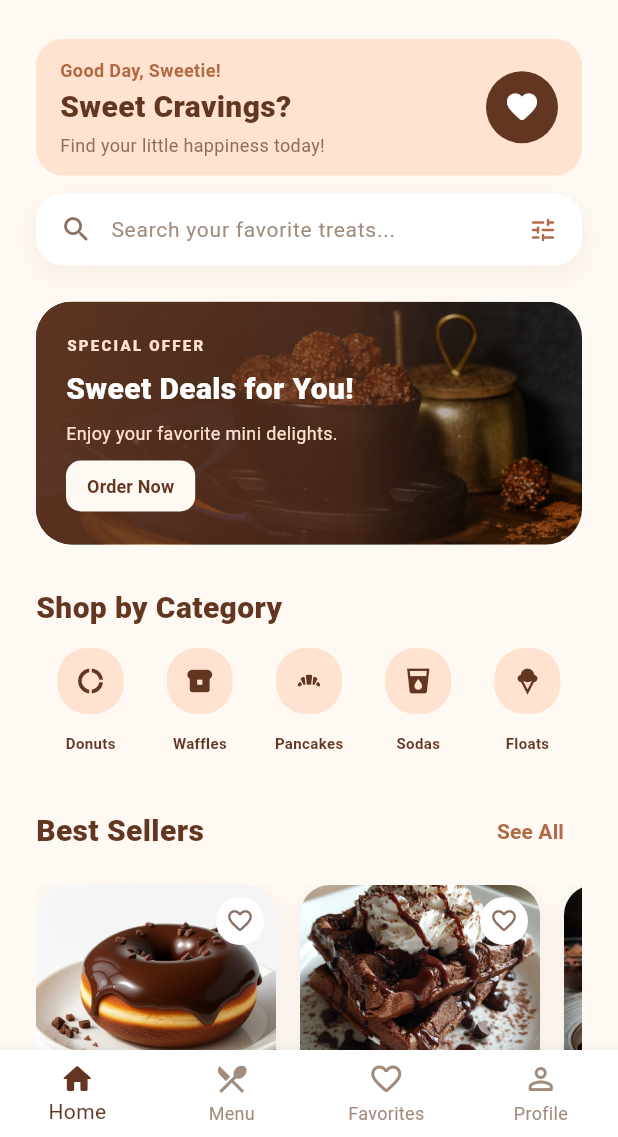
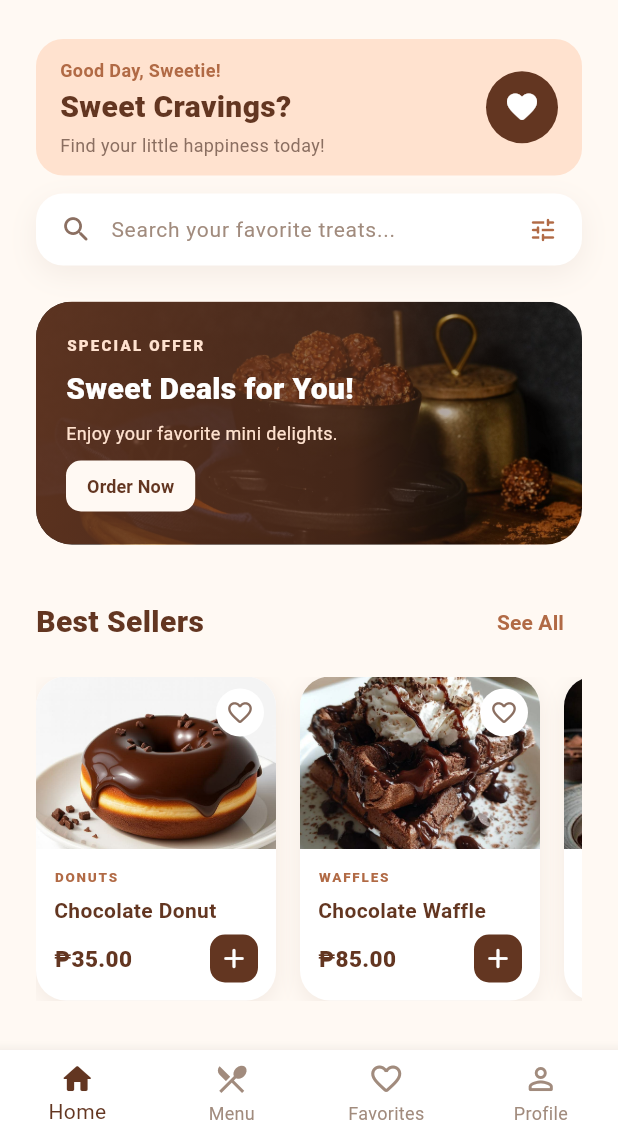
Before and after one commit to timothyjohnreyes-ux/e-commerce, a Flutter app: the HomeScreen screen opened directly, on a phone screen of 412 x 824 dp, the part 99-1236 px from its top. Run offline on Flutter 3.47's test engine with Material 3 defaults, Android fonts, the phone set to English and light mode, and no system bars.

Commit message:
Remove category section from home screen and add notification screen

```diff
--- a/lib/screens/home_screen.dart
+++ b/lib/screens/home_screen.dart
@@ -325,68 +325,6 @@ class _HomeScreenState extends State<HomeScreen> {
 
               const SizedBox(height: 28),
 
-              Padding(
-                padding: const EdgeInsets.symmetric(horizontal: 24),
-                child: Row(
-                  mainAxisAlignment: MainAxisAlignment.start,
-                  children: const [
-                    Text(
-                      'Shop by Category',
-                      style: TextStyle(
-                        fontSize: 20,
-                        fontWeight: FontWeight.w800,
-                        color: Color(0xFF633621),
-                      ),
-                    ),
-                  ],
-                ),
-              ),
-
-              const SizedBox(height: 12),
-
-              Padding(
-                padding: const EdgeInsets.symmetric(horizontal: 24),
-                child: Row(
-                  children: [
-                    Expanded(
-                      child: _CategoryItem(
-                        icon: Icons.donut_large,
-                        label: 'Donuts',
-                      ),
-                    ),
-
-                    Expanded(
-                      child: _CategoryItem(
-                        icon: Icons.breakfast_dining,
-                        label: 'Waffles',
-                      ),
-                    ),
-
-                    Expanded(
-                      child: _CategoryItem(
-                        icon: Icons.bakery_dining,
-                        label: 'Pancakes',
-                      ),
-                    ),
-
-                    Expanded(
-                      child: _CategoryItem(
-                        icon: Icons.local_drink,
-                        label: 'Sodas',
-                      ),
-                    ),
-
-                    Expanded(
-                      child: _CategoryItem(
-                        icon: Icons.icecream,
-                        label: 'Floats',
-                      ),
-                    ),
-                  ],
-                ),
-              ),
-
-              const SizedBox(height: 28),
 
               Padding(
                 padding: const EdgeInsets.symmetric(horizontal: 24),
@@ -498,40 +436,7 @@ class _HomeScreenState extends State<HomeScreen> {
   }
 }
 
-class _CategoryItem extends StatelessWidget {
-  const _CategoryItem({required this.icon, required this.label});
 
-  final IconData icon;
-  final String label;
-
-  @override
-  Widget build(BuildContext context) {
-    return Column(
-      children: [
-        Container(
-          width: 44,
-          height: 44,
-          decoration: BoxDecoration(
-            color: const Color(0xFFFFE2CF),
-            borderRadius: BorderRadius.circular(20),
-          ),
-          child: Icon(icon, size: 20, color: const Color(0xFF633621)),
-        ),
-
-        const SizedBox(height: 12),
-
-        Text(
-          label,
-          style: const TextStyle(
-            fontSize: 10,
-            fontWeight: FontWeight.w600,
-            color: Color(0xFF633621),
-          ),
-        ),
-      ],
-    );
-  }
-}
 
 class _ProductCard extends StatelessWidget {
   const _ProductCard({
```
Also changed, not shown: lib/screens/notification_screen.dart (added).
